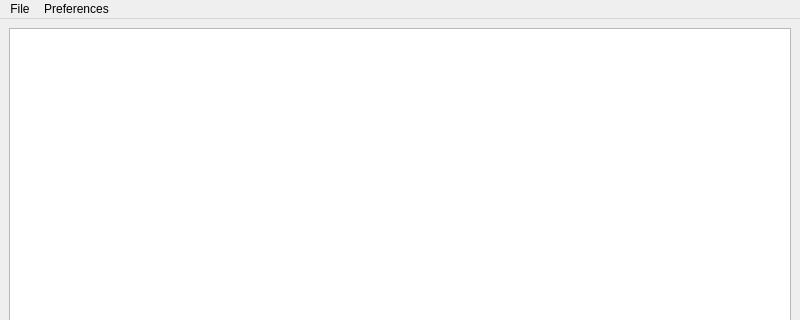
Before: the Qt Designer form notepad.ui in MSV021/Notepad, drawn with Qt 5; both pictures show x 0 to 800 and y 0 to 320 of the 800 by 600 pixel window.
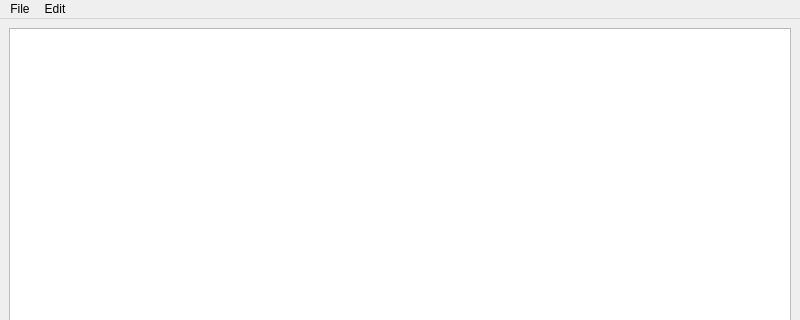
After: the same form once the commit is applied.

What changed in the file:
```diff
--- a/notepad.ui
+++ b/notepad.ui
@@ -39,14 +39,14 @@
     <addaction name="actionSaveAs"/>
     <addaction name="actionClose"/>
    </widget>
-   <widget class="QMenu" name="menuPreferences">
+   <widget class="QMenu" name="menuEdit">
     <property name="title">
-     <string>Preferences</string>
+     <string>Edit</string>
     </property>
     <addaction name="actionFont"/>
    </widget>
    <addaction name="menuFile"/>
-   <addaction name="menuPreferences"/>
+   <addaction name="menuEdit"/>
   </widget>
   <widget class="QStatusBar" name="statusbar"/>
   <action name="actionNew">
```
Left out of the diff: 44 changed lines with no effect on the pictures.
